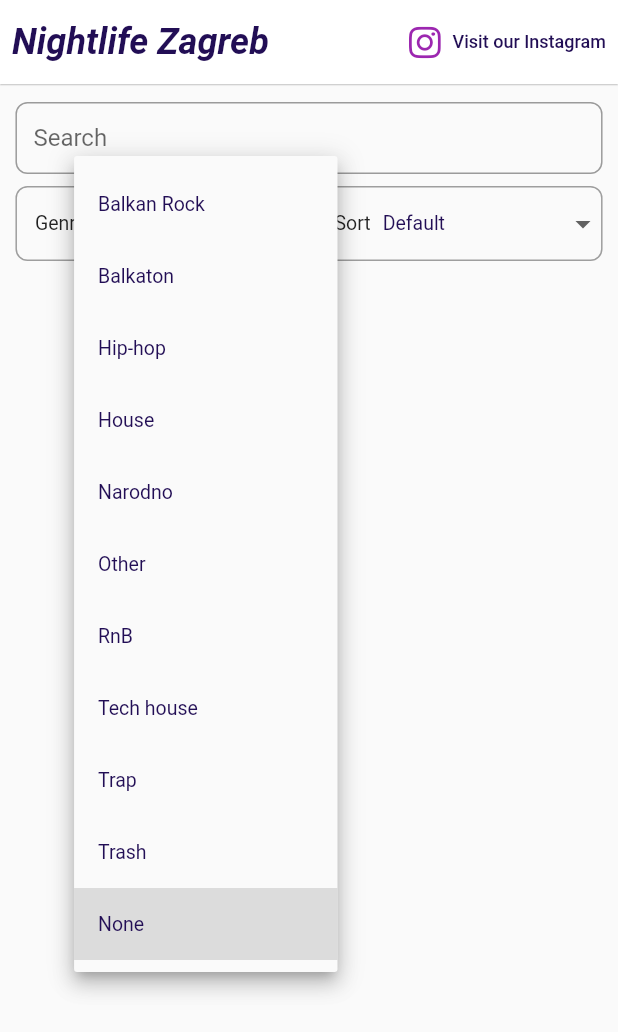
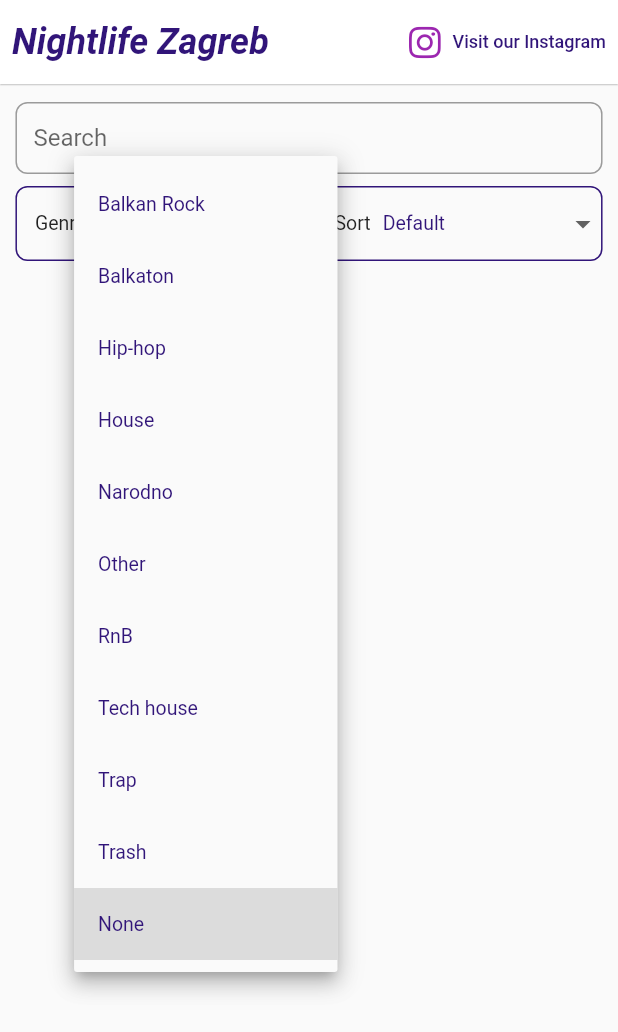
Before and after one commit to kfranic1/Nightlife, a Flutter app: the screen it shows after launch, after a tap on "None", on a phone screen of 412 x 824 dp. Shown: the top 1032 px of the screen. Run offline on Flutter 3.47's test engine with Material 2 defaults, Android fonts, the phone set to English and light mode, and no system bars; our stand-ins replace cached_network_image, cloud_firestore, firebase_core, font_awesome_flutter, url_strategy; missing offline and left inert: nested_scroll_views; accounts and stored records are empty; statements that could not run were skipped.

Commit message:
Update color and decoration

```diff
--- a/lib/helpers/default_box_decoration.dart
+++ b/lib/helpers/default_box_decoration.dart
@@ -1,9 +1,10 @@
 import 'package:flutter/material.dart';
+import 'package:nightlife/helpers/primary_swatch.dart';
 
 class DefaultBoxDecoration extends BoxDecoration {
   DefaultBoxDecoration()
       : super(
-          border: Border.all(color: Colors.grey),
+          border: Border.all(color: primaryColor),
           borderRadius: BorderRadius.circular(8.0),
         );
 }
--- a/lib/helpers/primary_swatch.dart
+++ b/lib/helpers/primary_swatch.dart
@@ -1,17 +1,20 @@
 import 'package:flutter/material.dart';
 
-MaterialColor primarySwatch = MaterialColor(
-  const Color.fromARGB(255, 34, 14, 85).value,
-  const <int, Color>{
-    50: Color.fromRGBO(34, 14, 85, 0.1),
-    100: Color.fromRGBO(34, 14, 85, 0.2),
-    200: Color.fromRGBO(34, 14, 85, 0.3),
-    300: Color.fromRGBO(34, 14, 85, 0.4),
-    400: Color.fromRGBO(34, 14, 85, 0.5),
-    500: Color.fromRGBO(34, 14, 85, 0.6),
-    600: Color.fromRGBO(34, 14, 85, 0.7),
-    700: Color.fromRGBO(34, 14, 85, 0.8),
-    800: Color.fromRGBO(34, 14, 85, 0.9),
-    900: Color.fromRGBO(34, 14, 85, 1),
-  },
-);
+const Color primaryColor = Color.fromARGB(255, 49, 21, 121);
+
+MaterialColor primarySwatch = fromColor(primaryColor);
+
+MaterialColor fromColor(Color color) {
+  return MaterialColor(color.value, {
+    50: Color.fromRGBO(color.red, color.green, color.blue, 0.1),
+    100: Color.fromRGBO(color.red, color.green, color.blue, 0.2),
+    200: Color.fromRGBO(color.red, color.green, color.blue, 0.3),
+    300: Color.fromRGBO(color.red, color.green, color.blue, 0.4),
+    400: Color.fromRGBO(color.red, color.green, color.blue, 0.5),
+    500: Color.fromRGBO(color.red, color.green, color.blue, 0.6),
+    600: Color.fromRGBO(color.red, color.green, color.blue, 0.7),
+    700: Color.fromRGBO(color.red, color.green, color.blue, 0.8),
+    800: Color.fromRGBO(color.red, color.green, color.blue, 0.9),
+    900: Color.fromRGBO(color.red, color.green, color.blue, 1),
+  });
+}
```
Also changed, not shown: pubspec.lock.
